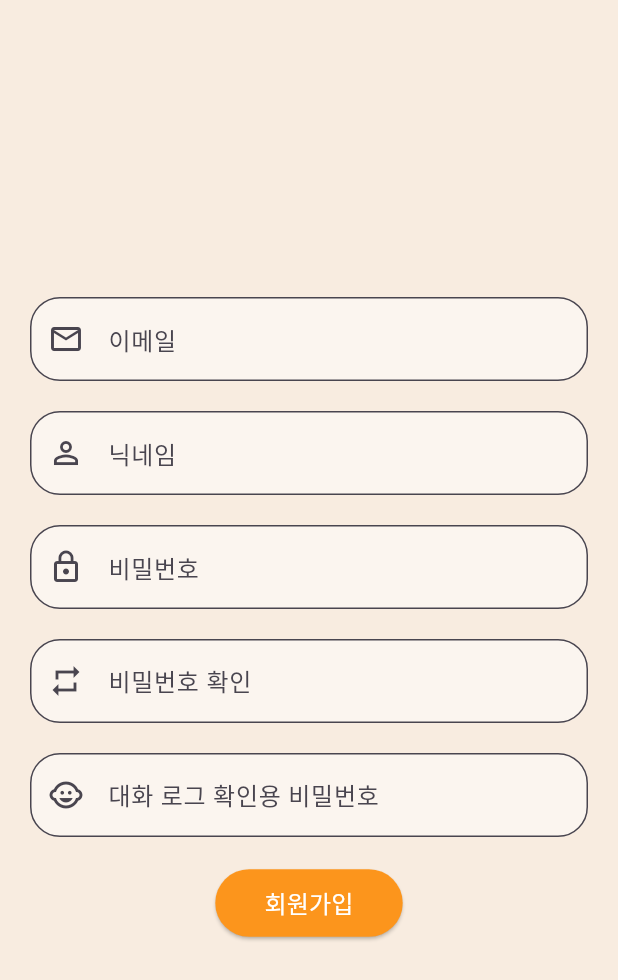
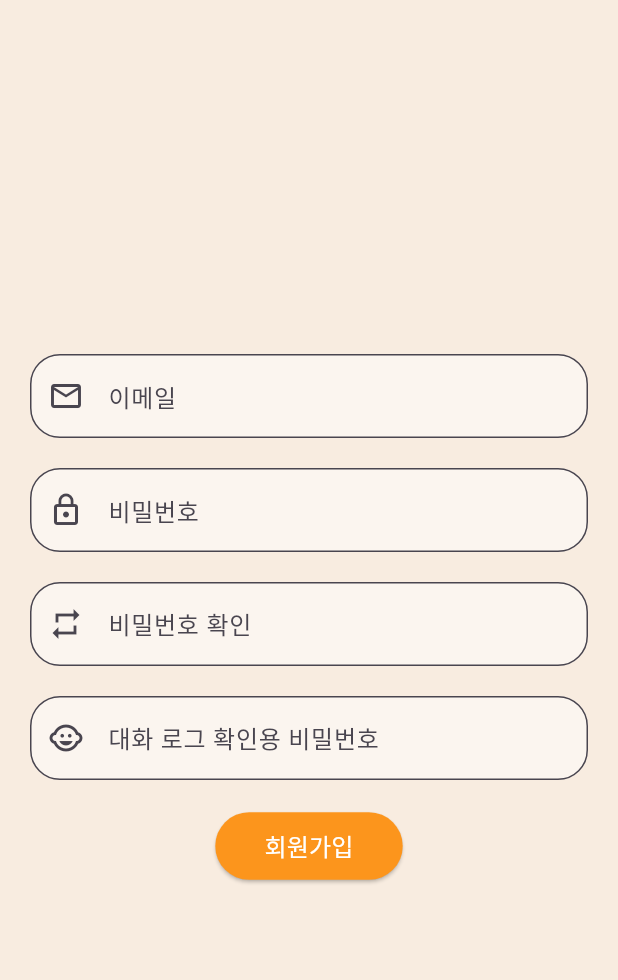
Before and after one commit to mjw-0111/Greedot-frontend, a Flutter app: the SignupPage widget shown alone on an empty page, opened directly, on a phone screen of 412 x 824 dp. Shown: the top 980 px of the screen. Run offline on Flutter 3.47's test engine with Material 3 defaults, Android fonts, the phone set to English and light mode, and no system bars; our stand-ins replace avatar_glow, carousel_slider, flip_card, flutter_spinkit, flutter_svg, image_picker and 2 more; network calls fail.

Commit message:
chore: update navigation in loginfoler

```diff
--- a/lib/screen/login/logIn.dart
+++ b/lib/screen/login/logIn.dart
@@ -20,17 +20,14 @@ class _LogInState extends State<LogIn> {
   final GlobalKey<ScaffoldMessengerState> scaffoldMessengerKey = GlobalKey<ScaffoldMessengerState>();
 
   Future<void> _login() async {
+    final pageNavi = Provider.of<PageNavi>(context, listen: false);
     final loginModel = LoginModel(
       username: loginEmailController.text,
       password: loginPasswordController.text,
     );
     final response = await ApiService.loginUser(loginModel);
     if (response.statusCode == 200) {
-      currentPageKey = 'RootScreen'; // RootScreen으로 이동// RiggingRoot으로 이동
-      Navigator.pushReplacement(
-        context,
-        MaterialPageRoute(builder: (context) => Navigation_Greedot()),
-      );
+      pageNavi.changePage('RiggingRoot');
     }
     else {
       // 로그인 실패 처리
--- a/lib/screen/login/memberRegister.dart
+++ b/lib/screen/login/memberRegister.dart
@@ -1,10 +1,13 @@
 import 'dart:convert';
 import 'package:flutter/material.dart';
+import 'package:projectfront/provider/pageNavi.dart';
+import 'package:provider/provider.dart';
 import 'login.dart'; //
 import '../../widget/design/settingColor.dart';
 import '../../widget/design/sharedController.dart';
 import '../../models/user_model.dart';
 import '../../service/user_service.dart';
+import '../../widget/design/textField_greedot.dart';
 import 'package:http/http.dart' as http;
 import 'package:projectfront/widget/design/basicButtons.dart';
 
@@ -25,7 +28,6 @@ class SignupPage extends StatefulWidget {
 }
 
 class _SignupPageState extends State<SignupPage> {
-
   //회원가입 로직
   Future<void> _register() async {
     if (passwordController.text != confirmPasswordController.text) {
@@ -74,87 +76,28 @@ class _SignupPageState extends State<SignupPage> {
           mainAxisAlignment: MainAxisAlignment.center,
           crossAxisAlignment: CrossAxisAlignment.center,
           children: <Widget>[
-            TextField(
+            TextField_greedot(
               controller: emailController,
-              decoration: InputDecoration(
               labelText: '이메일',
-                prefixIcon: Icon(Icons.mail_outline),
-                border: OutlineInputBorder(
-                  borderRadius: BorderRadius.all(Radius.circular(20)),
-                  borderSide: BorderSide(
-                    color: colorAppbar_greedot,
-                  ),
-                ),
-                filled: true,
-                fillColor: colorFilling_greedot,
-              ),
+              icon: Icons.mail_outline,
             ),
             SizedBox(height: 20),
-            TextField(
-              controller: usernameController,
-              decoration: InputDecoration(
-                labelText: '닉네임',
-                prefixIcon: Icon(Icons.person_outline),
-                border: OutlineInputBorder(
-                  borderRadius: BorderRadius.all(Radius.circular(20)),
-                  borderSide: BorderSide(
-                    color: colorAppbar_greedot,
-                  ),
-                ),
-                filled: true,
-                fillColor: colorFilling_greedot,
-              ),
+            TextField_greedot(
+              controller: passwordController,
+              labelText: '비밀번호',
+              icon: Icons.lock_outline,
             ),
             SizedBox(height: 20),
-            TextField(
-              controller: passwordController,
-              obscureText: true,
-              decoration: InputDecoration(
-                labelText: '비밀번호',
-                prefixIcon: Icon(Icons.lock_outline),
-                border: OutlineInputBorder(
-                  borderRadius: BorderRadius.all(Radius.circular(20)),
-                  borderSide: BorderSide(
-                    color: colorAppbar_greedot,
-                  ),
-                ),
-                filled: true,
-                fillColor: colorFilling_greedot,
-              ),
+            TextField_greedot(
+              controller: confirmPasswordController,
+              labelText: '비밀번호 확인',
+              icon: Icons.repeat,
             ),
             SizedBox(height: 20),
-            TextField(
-              controller: confirmPasswordController,
-              obscureText: true,
-              decoration: InputDecoration(
-                labelText: '비밀번호 확인',
-                prefixIcon: Icon(Icons.repeat),
-                border: OutlineInputBorder(
-                  borderRadius: BorderRadius.all(Radius.circular(20)),
-                  borderSide: BorderSide(
-                    color: colorAppbar_greedot,
-                  ),
-                ),
-                filled: true,
-                fillColor: colorFilling_greedot,
-              ),
-            ),
-            SizedBox(height: 20),
-            TextField(
+            TextField_greedot(
               controller: logPasswordController,
-              obscureText: true,
-              decoration: InputDecoration(
               labelText: '대화 로그 확인용 비밀번호',
-                prefixIcon: Icon(Icons.child_care),
-                border: OutlineInputBorder(
-                  borderRadius: BorderRadius.all(Radius.circular(20)),
-                  borderSide: BorderSide(
-                    color: colorAppbar_greedot,
-                  ),
-                ),
-                filled: true,
-                fillColor: colorFilling_greedot,
-              ),
+              icon: Icons.child_care,
             ),
             SizedBox(height: 20),
             EleButton_greedot(
@@ -168,22 +111,21 @@ class _SignupPageState extends State<SignupPage> {
     );
   }
 }
+
 void _showSuccessDialog(BuildContext context) {
+  final pageNavi = Provider.of<PageNavi>(context, listen: false); // PageNavi 객체 접근
   showDialog(
     context: context,
     builder: (BuildContext context) {
       return AlertDialog(
-        title: Text("회원가입 성공"),
-        content: Text("회원가입이 성공적으로 완료되었습니다."),
+        title: const Text("회원가입 성공"),
+        content: const Text("회원가입이 성공적으로 완료되었습니다."),
         actions: <Widget>[
           TextButton(
-            child: Text("확인"),
+            child: const Text("확인"),
             onPressed: () {
-              Navigator.of(context).pop();
-              Navigator.of(context).pushAndRemoveUntil(
-                MaterialPageRoute(builder: (context) => LogIn()), // Login 페이지 경로 확인 필요
-                    (Route<dynamic> route) => false,
-              );
+              Navigator.of(context).pop(); // 대화상자를 닫음
+              pageNavi.changePage('LogIn');
             },
           ),
         ],
@@ -195,17 +137,16 @@ void _showSuccessDialog(BuildContext context) {
 void _showRegistrationFailedError(BuildContext context, errorMessage) {
   ScaffoldMessenger.of(context).showSnackBar(
     SnackBar(
-
       content: Text(errorMessage),
       backgroundColor: colorSnackBar_greedot,
-      duration: Duration(seconds: 2),
+      duration: const Duration(seconds: 2),
     ),
   );
 }
 
 void _showPasswordMismatchError(BuildContext context) {
   ScaffoldMessenger.of(context).showSnackBar(
-    SnackBar(
+    const SnackBar(
       content: Text('비밀번호가 일치하지 않습니다'),
       backgroundColor: colorSnackBar_greedot,
       duration: Duration(seconds: 2),
--- /dev/null
+++ b/lib/widget/design/textField_greedot.dart
@@ -0,0 +1,42 @@
+import 'package:flutter/material.dart';
+import 'dart:convert';
+import 'package:flutter/material.dart';
+
+import '../../widget/design/settingColor.dart';
+import '../../widget/design/sharedController.dart';
+import '../../models/user_model.dart';
+import '../../service/user_service.dart';
+import 'package:http/http.dart' as http;
+import 'package:projectfront/widget/design/basicButtons.dart';
+
+class TextField_greedot extends StatelessWidget {
+  final TextEditingController controller;
+  final String labelText;
+  final IconData icon;
+
+  const TextField_greedot({super.key,
+    required this.controller,
+    required this.labelText,
+    required this.icon,
+  });
+
+  @override
+  Widget build(BuildContext context) {
+    return TextField(
+      controller: controller,
+      obscureText: labelText.toLowerCase().contains("비밀번호"),
+      decoration: InputDecoration(
+        labelText: labelText,
+        prefixIcon: Icon(icon),
+        border: const OutlineInputBorder(
+          borderRadius: BorderRadius.all(Radius.circular(20)),
+          borderSide: BorderSide(
+            color: colorAppbar_greedot,
+          ),
+        ),
+        filled: true,
+        fillColor: colorFilling_greedot,
+      ),
+    );
+  }
+}
```
Lines whose indentation alone changed are shown as unchanged.
